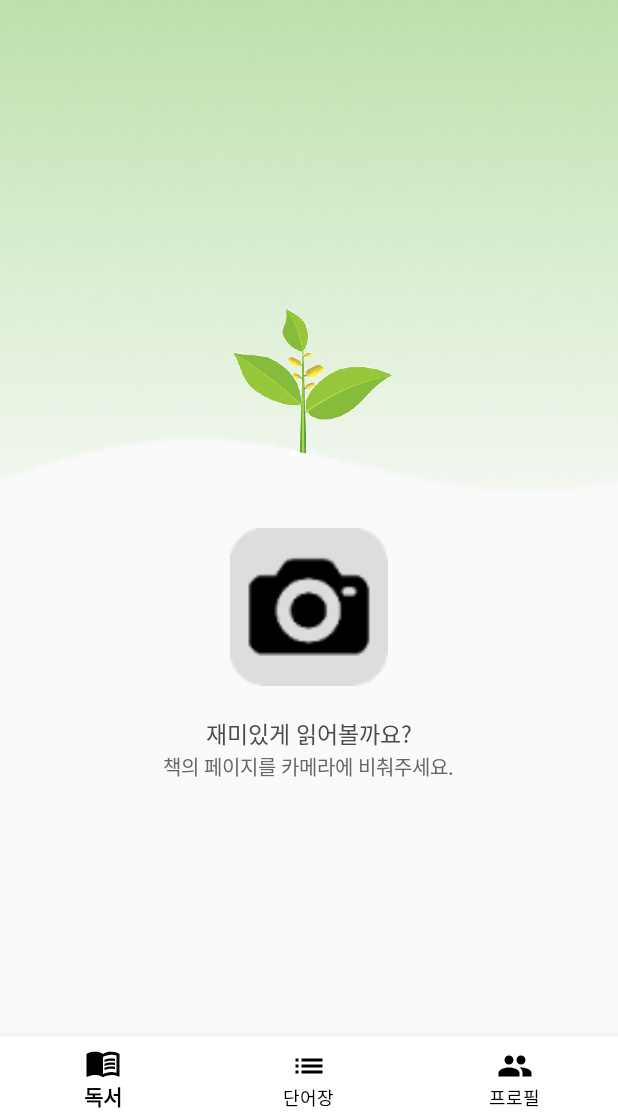
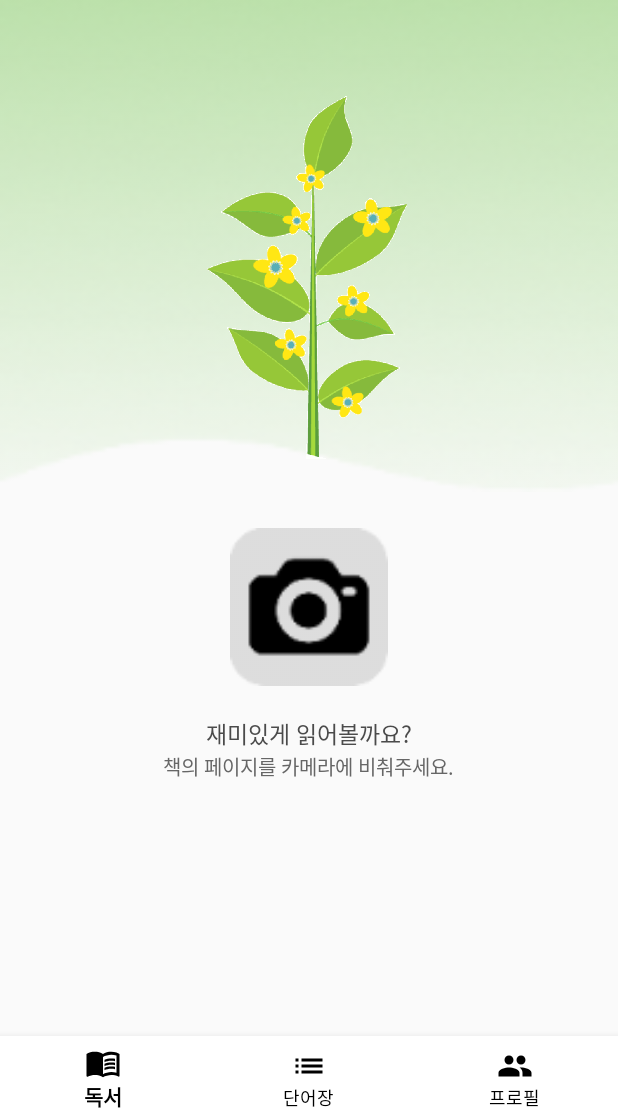
Before and after one commit to ar-child-english-edu-service-jumping/JJUMP, an Android app: the HomeFragment screen opened directly, with no data from a screen before it, on a phone screen of 412 x 824 dp, the part 116-1236 px from its top. Run offline under Robolectric (Android 15) with nearby library versions, the phone set to English and light mode, and no system bars; pictures from the network do not load; 4 statements that could not run were skipped.

Commit message:
feat : add second tree animation

```diff
--- a/app/src/main/java/com/jjump/java/HomeFragment.java
+++ b/app/src/main/java/com/jjump/java/HomeFragment.java
@@ -37,10 +37,13 @@ public class HomeFragment extends Fragment {
             }
         });
 
-        //나무 성장 애니메이션 gif
-        ImageView ic_tree = rootView.findViewById(R.id.ic_tree1);
-        GlideDrawableImageViewTarget gif_tree1 = new GlideDrawableImageViewTarget(ic_tree);
+        //나무 성장 애니메이션 gif, 성취률 별 visibility 설정할 예정
+        ImageView ic_tree1 = rootView.findViewById(R.id.ic_tree1);
+        ImageView ic_tree2 = rootView.findViewById(R.id.ic_tree2);
+        GlideDrawableImageViewTarget gif_tree1 = new GlideDrawableImageViewTarget(ic_tree1);
+        GlideDrawableImageViewTarget gif_tree2 = new GlideDrawableImageViewTarget(ic_tree2);
         Glide.with(getActivity()).load(R.drawable.gif_tree1).into(gif_tree1);
+        Glide.with(getActivity()).load(R.drawable.gif_tree2).into(gif_tree2);
         return rootView;
     }
 }
--- a/app/src/main/res/layout/fragment_home.xml
+++ b/app/src/main/res/layout/fragment_home.xml
@@ -31,6 +31,16 @@
         android:layout_height="560dp"
         android:src="@drawable/gif_tree1"
         android:layout_marginTop="47dp"
+        android:visibility="invisible"
+        app:layout_constraintLeft_toLeftOf="parent"
+        app:layout_constraintRight_toRightOf="parent"
+        app:layout_constraintTop_toTopOf="@id/backgroud_wave" />
+    <ImageView
+        android:id="@+id/ic_tree2"
+        android:layout_width="520dp"
+        android:layout_height="520dp"
+        android:src="@drawable/gif_tree2"
+        android:visibility="visible"
         app:layout_constraintLeft_toLeftOf="parent"
         app:layout_constraintRight_toRightOf="parent"
         app:layout_constraintTop_toTopOf="@id/backgroud_wave" />
```
Also changed, not shown: app/src/main/res/drawable-hdpi/gif_tree2.gif (added).
